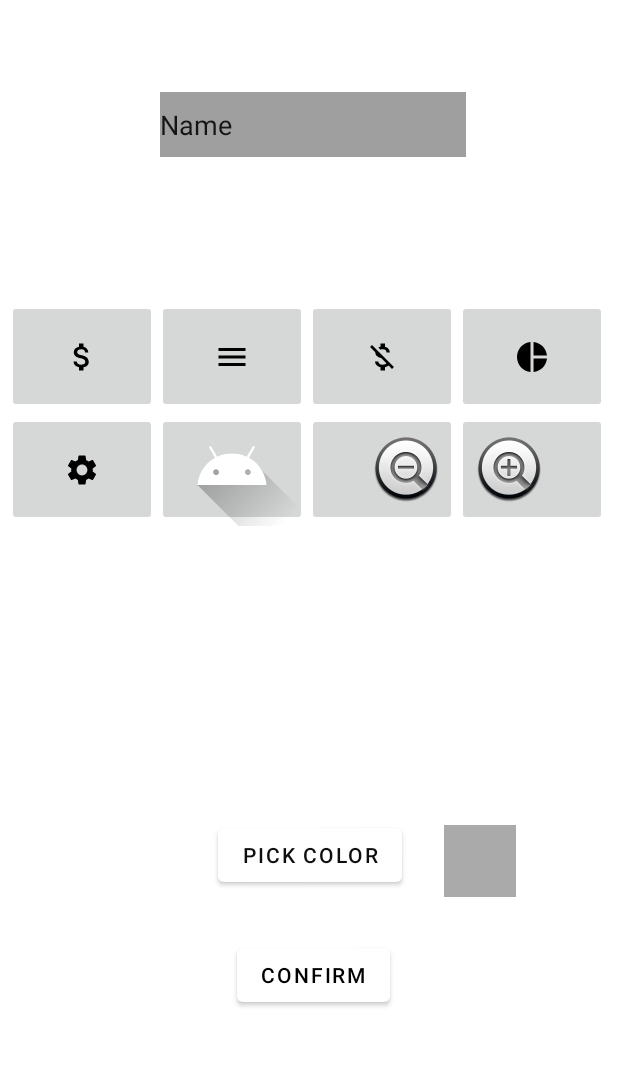
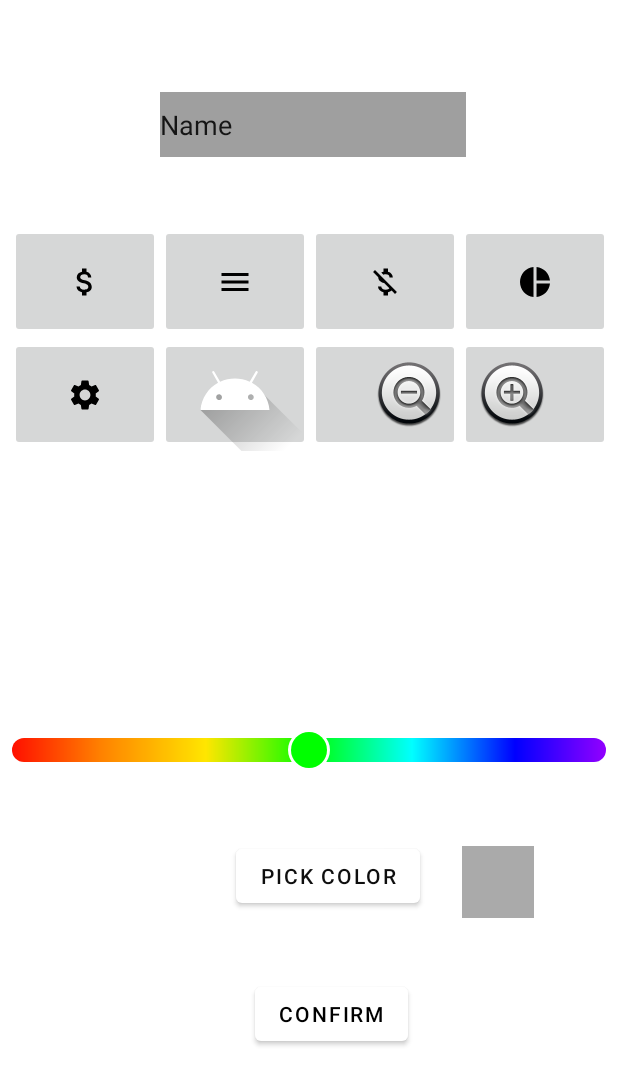
Before and after one commit to NikBaranovich/CashControl_App, an Android app: the ExpenseCategoryAdd screen opened directly, with no data from a screen before it, on a phone screen of 412 x 824 dp. Shown: the top 1085 px of the screen. Run offline under Robolectric (Android 15) with nearby library versions, the light colour scheme and no system bars; libraries missing offline, so code that uses them is left out: yuku.ambilwarna.

Commit message:
Visual changes

```diff
--- a/app/src/main/java/com/example/example2/ExpenseCategoryAdd.kt
+++ b/app/src/main/java/com/example/example2/ExpenseCategoryAdd.kt
@@ -8,6 +8,7 @@ import android.widget.ImageButton
 import android.widget.TextView
 import androidx.appcompat.app.AppCompatActivity
 import androidx.constraintlayout.widget.ConstraintLayout
+import com.example.example2.colorpicker.ColorPicker
 import com.example.example2.db.DatabaseManager
 import yuku.ambilwarna.AmbilWarnaDialog
 
@@ -16,6 +17,7 @@ class ExpenseCategoryAdd : AppCompatActivity() {
     private lateinit var mLayout: ConstraintLayout
     private lateinit var mPickColorButton: Button
     private lateinit var mColorPreview: View
+    private lateinit var mColor: ColorPicker
     private var mDefaultColor = Color.BLACK
     private lateinit var iconButtons: Array<ImageButton>
     private val adapter = ExpenseCategoryAdapter()
@@ -26,6 +28,7 @@ class ExpenseCategoryAdd : AppCompatActivity() {
         setContentView(R.layout.activity_expense_category_add)
         mLayout = findViewById(R.id.layout)
         mColorPreview = findViewById(R.id.preview_selected_color)
+        mColor = findViewById(R.id.colorPicker)
         mPickColorButton = findViewById(R.id.show_color_picker_button)
         mPickColorButton.setOnClickListener{
             openColorPicker()
@@ -69,7 +72,7 @@ class ExpenseCategoryAdd : AppCompatActivity() {
         val categoryText: TextView = findViewById(R.id.categoryName)
         val databaseManager = DatabaseManager(this)
         databaseManager.openDb()
-        databaseManager.insertExpenseCategory(categoryText.text.toString(), selectedIcon, mDefaultColor)
+        databaseManager.insertExpenseCategory(categoryText.text.toString(), selectedIcon, mColor.color)
         val expenseCategories = databaseManager.getAllExpenseCategories()
         adapter.addCategory(expenseCategories.last())
         finish()
--- a/app/src/main/java/com/example/example2/MainActivity.kt
+++ b/app/src/main/java/com/example/example2/MainActivity.kt
@@ -27,9 +27,9 @@ class MainActivity : AppCompatActivity() {
             startActivity(welcomeIntent)
         }
         setContentView(R.layout.activity_main)
+
         val drawerLayout : DrawerLayout = findViewById(R.id.drawerLayout)
         val navView: NavigationView = findViewById(R.id.nav_view)
-
         toggle = ActionBarDrawerToggle(this, drawerLayout, R.string.open_drawer, R.string.close_drawer)
         drawerLayout.addDrawerListener(toggle)
         toggle.syncState()
--- /dev/null
+++ b/app/src/main/java/com/example/example2/colorpicker/ColorPicker.kt
@@ -0,0 +1,133 @@
+package com.example.example2.colorpicker
+
+import android.annotation.SuppressLint
+import android.content.Context
+import android.graphics.Canvas
+import android.graphics.Color.*
+import android.graphics.LinearGradient
+import android.graphics.Paint
+import android.graphics.Shader
+import android.util.AttributeSet
+import android.view.MotionEvent
+import android.view.View
+import com.example.example2.R.styleable
+
+@SuppressWarnings("MagicNumber")
+class ColorPicker @JvmOverloads constructor(
+        ctx: Context,
+        attrs: AttributeSet? = null,
+        defStyleAttr: Int = 0
+) : View(ctx, attrs, defStyleAttr) {
+
+    val colors: IntArray
+    val strokeColor: Int
+
+    val strokeSize: Float
+    val radius: Float
+    val pickRadius: Float
+    val previewBaseline: Float
+    val rainbowPaint = Paint(Paint.ANTI_ALIAS_FLAG).apply {
+        style = Paint.Style.STROKE
+        strokeCap = Paint.Cap.ROUND
+    }
+    val rainbowBackgroundPaint by lazy { bgPaint() }
+    val pickPaint = Paint(Paint.ANTI_ALIAS_FLAG)
+    val previewRadius: Float
+    var pick = 0.5f
+    val rainbowBaseline: Float
+    var showPreview = false
+    var listener: OnColorChangedListener? = null
+
+    init {
+        val a = ctx.theme.obtainStyledAttributes(attrs, styleable.ColorPicker, defStyleAttr, 0)
+        val resId = a.getResourceId(styleable.ColorPicker_picker_pallet, 0)
+        colors = if (resId != 0) resources.getIntArray(resId) else defColors()
+        //@formatter:off
+        strokeColor = a.getColor(styleable.ColorPicker_picker_strokeColor, WHITE)
+        strokeSize = a.getDimension(styleable.ColorPicker_picker_strokeSize, 2.dpToPx(ctx))
+        radius = a.getDimension(styleable.ColorPicker_picker_radius, 16.dpToPx(ctx))
+        pickRadius = a.getDimension(styleable.ColorPicker_picker_radius, 12.dpToPx(ctx))
+        previewRadius = a.getDimension(styleable.ColorPicker_picker_previewRadius, 16.dpToPx(ctx))
+        rainbowBaseline = a.getDimension(styleable.ColorPicker_picker_baseline, 48.dpToPx(ctx))
+        previewBaseline = a.getDimension(styleable.ColorPicker_picker_previewBaseline, 18.dpToPx(ctx))
+        //@formatter:on
+        a.recycle()
+    }
+
+    override fun onDraw(canvas: Canvas) {
+        drawPicker(canvas)
+        drawColorAim(canvas, rainbowBaseline, pickRadius + strokeSize, pickRadius, color)
+        if (showPreview) {
+            drawColorAim(canvas, previewBaseline, previewRadius + strokeSize, previewRadius, color)
+        }
+    }
+
+    private fun drawPicker(canvas: Canvas) {
+        val lineX = radius.toFloat()
+        val lineY = rainbowBaseline.toFloat()
+        rainbowPaint.strokeWidth = radius.toFloat()
+        rainbowBackgroundPaint.strokeWidth = rainbowPaint.strokeWidth + strokeSize
+        canvas.drawLine(lineX, lineY, width - lineX, lineY, rainbowBackgroundPaint)
+        canvas.drawLine(lineX, lineY, width - lineX, lineY, rainbowPaint)
+    }
+
+    private fun drawColorAim(canvas: Canvas, baseLine: Float, offset: Float, size: Float, color: Int) {
+        val circleCenterX = offset + pick * (canvas.width - offset * 2)
+        canvas.drawCircle(circleCenterX, baseLine, size + strokeSize, pickPaint.apply { this.color = strokeColor })
+        canvas.drawCircle(circleCenterX, baseLine, size, pickPaint.apply { this.color = color })
+    }
+
+    @SuppressLint("DrawAllocation")
+    override fun onMeasure(widthMeasureSpec: Int, heightMeasureSpec: Int) {
+        super.onMeasure(widthMeasureSpec, heightMeasureSpec)
+        val height = measuredHeight.toFloat()
+        val width = measuredWidth.toFloat()
+        val shader = LinearGradient(
+                0.0f,
+                height / 2.0f,
+                width,
+                height / 2.0f,
+                colors,
+                null,
+                Shader.TileMode.CLAMP
+        )
+        rainbowPaint.shader = shader
+    }
+
+    override fun onTouchEvent(event: MotionEvent): Boolean {
+        val action = event.action
+        if (action == MotionEvent.ACTION_MOVE || action == MotionEvent.ACTION_DOWN) {
+            pick = event.x / measuredWidth.toFloat()
+            if (pick < 0) pick = 0f
+            else if (pick > 1) pick = 1f
+            listener?.onColorChanged(color)
+            showPreview = true
+        } else if (action == MotionEvent.ACTION_UP) {
+            showPreview = false
+        }
+        postInvalidateOnAnimation()
+        return true
+    }
+
+    val color: Int
+        get() = interpColor(pick, colors)
+
+    fun setOnColorChangedListener(listener: OnColorChangedListener) {
+        this.listener = listener
+    }
+
+    private fun bgPaint(): Paint = Paint(Paint.ANTI_ALIAS_FLAG).apply {
+        color = strokeColor
+        style = Paint.Style.STROKE
+        strokeCap = Paint.Cap.ROUND
+    }
+
+    interface OnColorChangedListener {
+        fun onColorChanged(color: Int)
+    }
+
+    companion object {
+        private fun defColors() = intArrayOf(RED, GREEN, BLUE)
+    }
+
+}
--- /dev/null
+++ b/app/src/main/java/com/example/example2/colorpicker/IntExtension.kt
@@ -0,0 +1,5 @@
+package com.example.example2.colorpicker
+
+import android.content.Context
+
+fun Int.dpToPx(context: Context) = (context.resources.displayMetrics.density * this).toFloat()
--- /dev/null
+++ b/app/src/main/java/com/example/example2/colorpicker/colors.kt
@@ -0,0 +1,35 @@
+package com.example.example2.colorpicker
+
+import android.graphics.Color
+import android.graphics.Color.*
+import androidx.annotation.FloatRange
+import androidx.annotation.NonNull
+import java.lang.Math.round
+
+fun interpColor(@FloatRange(from = 0.0, to = 1.0) unit: Float, @NonNull colors: IntArray): Int {
+    if (unit <= 0) return colors[0]
+    if (unit >= 1) return colors[colors.size - 1]
+
+    var p = unit * (colors.size - 1)
+    val i = p.toInt()
+    // take fractional part
+    p -= i
+
+    val c0 = colors[i]
+    val c1 = colors[i + 1]
+    // Calculates each channel separately
+    val a = avg(alpha(c0), alpha(c1), p)
+    val r = avg(red(c0), red(c1), p)
+    val g = avg(green(c0), green(c1), p)
+    val b = avg(blue(c0), blue(c1), p)
+
+    return Color.argb(a, r, g, b)
+}
+
+/**
+ * Calculates int value in between two integers using percentage
+ * @param s - start
+ * @param e - end
+ * @param p - scaled percentage
+ */
+fun avg(s: Int, e: Int, @FloatRange(from = 0.0, to = 1.0) p: Float) = s + round(p * (e - s))
--- a/app/src/main/res/layout/activity_expense_category_add.xml
+++ b/app/src/main/res/layout/activity_expense_category_add.xml
@@ -23,9 +23,9 @@
 
     <TableLayout
         android:id="@+id/tableLayout"
-        android:layout_width="407dp"
-        android:layout_height="306dp"
-        android:layout_marginTop="200dp"
+        android:layout_width="405dp"
+        android:layout_height="198dp"
+        android:layout_marginTop="150dp"
         app:layout_constraintBottom_toTopOf="@+id/show_color_picker_button"
         app:layout_constraintEnd_toEndOf="parent"
         app:layout_constraintHorizontal_bias="1.0"
@@ -104,8 +104,8 @@
         android:id="@+id/show_color_picker_button"
         android:layout_width="wrap_content"
         android:layout_height="wrap_content"
-        android:layout_marginTop="40dp"
-        android:layout_marginEnd="144dp"
+        android:layout_marginTop="212dp"
+        android:layout_marginEnd="132dp"
         android:text="Pick color"
         android:textColor="#0E0E0E"
         app:layout_constraintEnd_toEndOf="parent"
@@ -115,8 +115,8 @@
         android:id="@+id/button7"
         android:layout_width="wrap_content"
         android:layout_height="wrap_content"
-        android:layout_marginTop="32dp"
-        android:layout_marginEnd="152dp"
+        android:layout_marginTop="44dp"
+        android:layout_marginEnd="140dp"
         android:onClick="saveCategory"
         android:text="Confirm"
         android:textColor="#000000"
@@ -128,10 +128,21 @@
         android:layout_width="48dp"
         android:layout_height="48dp"
         android:layout_gravity="center"
-        android:layout_marginTop="44dp"
-        android:layout_marginEnd="68dp"
+        android:layout_marginTop="216dp"
+        android:layout_marginEnd="56dp"
         android:background="@android:color/darker_gray"
         app:layout_constraintEnd_toEndOf="parent"
         app:layout_constraintTop_toBottomOf="@+id/tableLayout" />
 
+    <com.example.example2.colorpicker.ColorPicker
+        android:id="@+id/colorPicker"
+        android:layout_width="match_parent"
+        android:layout_height="64dp"
+        android:layout_marginTop="452dp"
+        app:layout_constraintEnd_toEndOf="parent"
+        app:layout_constraintTop_toTopOf="parent"
+        app:picker_bgColor="#AAAAAA"
+        app:picker_pallet="@array/colors"
+        app:picker_strokeSize="2dp" />
+
 </androidx.constraintlayout.widget.ConstraintLayout>
--- a/app/src/main/res/layout/activity_main.xml
+++ b/app/src/main/res/layout/activity_main.xml
@@ -32,6 +32,7 @@
             android:layout_marginTop="236dp"
             android:layout_marginEnd="149dp"
             android:onClick="expancesButtonClick"
+            android:background="@drawable/bubble_button"
             android:text="@string/main_activity_expances_button"
             style="@style/BUTTON"
             app:layout_constraintEnd_toEndOf="parent"
--- a/app/src/main/res/values-night/themes.xml
+++ b/app/src/main/res/values-night/themes.xml
@@ -2,7 +2,7 @@
     <!-- Base application theme. -->
     <style name="Theme.Example2" parent="Theme.MaterialComponents.DayNight.NoActionBar">
         <!-- Primary brand color. -->
-        <item name="colorPrimary">@color/light_gray</item>
+        <item name="colorPrimary">@color/light_blue</item>
         <item name="colorPrimaryVariant">@color/white</item>
         <item name="colorOnPrimary">@color/black</item>
         <!-- Secondary brand color. -->
@@ -19,7 +19,7 @@
         <item name="android:textColor">@color/dark_gray</item>
     </style>
     <style name="BUTTON">
-        <item name="android:background">@color/light_gray</item>
-        <item name="android:textColor">@color/dark_gray</item>
+        <item name="android:background">@color/light_blue</item>
+        <item name="android:textColor">@color/white</item>
     </style>
 </resources>
--- /dev/null
+++ b/app/src/main/res/values/arrays.xml
@@ -0,0 +1,12 @@
+<?xml version="1.0" encoding="utf-8"?>
+<resources>
+    <array name="colors">
+        <item>#FF0000</item>
+        <item>#FF8400</item>
+        <item>#FFE600</item>
+        <item>#00ff00</item>
+        <item>#00ffff</item>
+        <item>#0000ff</item>
+        <item>#A600FF</item>
+    </array>
+</resources>
--- a/app/src/main/res/values/colors.xml
+++ b/app/src/main/res/values/colors.xml
@@ -10,4 +10,5 @@
     <color name="primary">#FFFFFFFF</color>
     <color name="dark_gray">#2C2A29</color>
     <color name="light_gray">#B8B7B7</color>
+    <color name="light_blue">#0078D7</color>
 </resources>
```
Also changed, not shown: app/src/main/res/drawable/bubble_button.xml (added, +7 -0 lines), app/src/main/res/layout/content_main.xml (added, +15 -0 lines), app/src/main/res/values/attrs.xml (added, +16 -0 lines).
